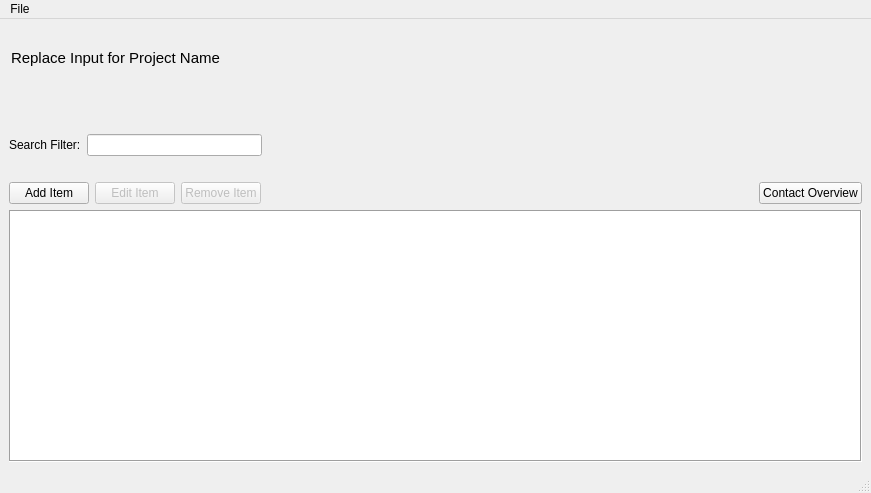
RobertBrochhaus/OpenPointList-Application, file src/mainwindow.ui: the form before one commit.
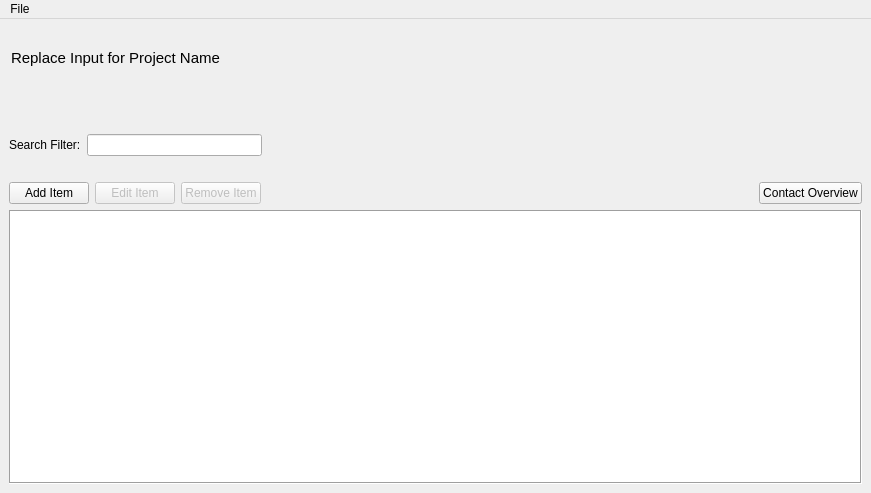
The form after the commit.

Commit message: Update QMenuBar, Remove StatusBar, qss update

Diff of the .ui file:
```diff
--- a/src/mainwindow.ui
+++ b/src/mainwindow.ui
@@ -265,7 +265,6 @@
     </item>
    </layout>
   </widget>
-  <widget class="QStatusBar" name="statusbar"/>
   <widget class="QMenuBar" name="menuBar">
    <property name="geometry">
     <rect>
```
The commit also changes 12 other files.
